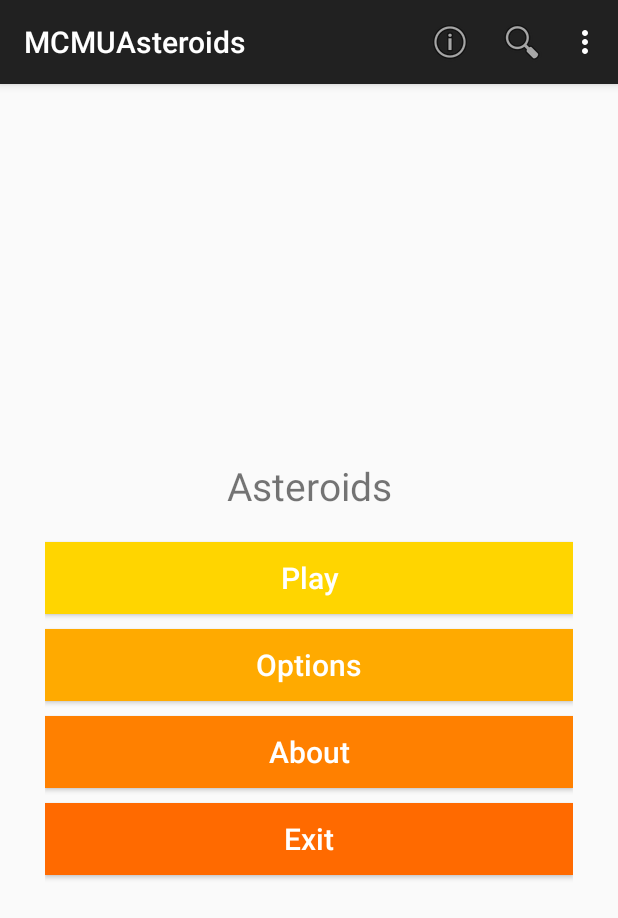
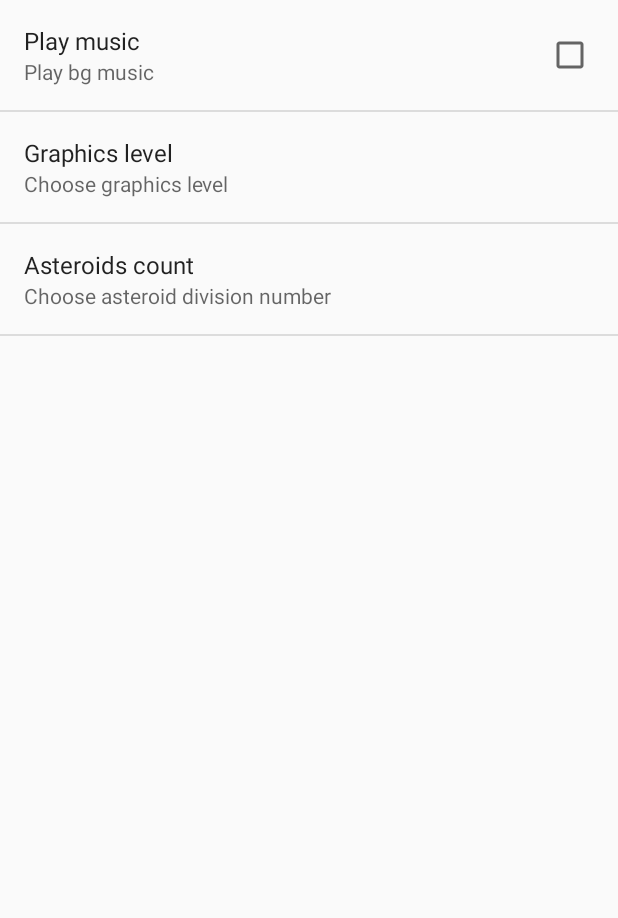
Before and after one commit to JuanIzquierdoDomenech/MCMUAsteroids, an Android app: the screen it shows after launch (MainActivity before the commit, Preferences after it), in the options menu, after a tap on "Settings", on a phone screen of 412 x 824 dp. Shown: the top 918 px of the screen. Run offline under Robolectric (Android 15) with nearby library versions, the phone set to English and light mode, and no system bars.

Commit message:
Add preferences activity.

```diff
--- a/app/src/main/AndroidManifest.xml
+++ b/app/src/main/AndroidManifest.xml
@@ -18,7 +18,11 @@
         </activity>
 
         <activity android:name=".AboutActivity"
-            android:theme="@style/Asteroids.Dialog"></activity>
+            android:theme="@style/Asteroids.Dialog">
+        </activity>
+
+        <activity android:name=".Preferences">
+        </activity>
 
     </application>
 
--- a/app/src/main/java/com/mcmu/juanjesus/mcmuasteroids/MainActivity.java
+++ b/app/src/main/java/com/mcmu/juanjesus/mcmuasteroids/MainActivity.java
@@ -13,6 +13,7 @@ public class MainActivity extends AppCompatActivity {
 
     //region Private Member Variables
     private Button btnLaunchAboutActivity;
+    private Button btnLaunchPreferencesActivity;
     private Button btnExit;
     //endregion
 
@@ -41,6 +42,7 @@ public class MainActivity extends AppCompatActivity {
         //boolean response = false;
         switch(id) {
             case R.id.menu_settings:
+                showPreferencesActivity();
                 break;
             case R.id.menu_about:
                 showAboutActivity();
@@ -84,13 +86,26 @@ public class MainActivity extends AppCompatActivity {
                 finish();
             }
         });
+
+        btnLaunchPreferencesActivity = (Button)findViewById(R.id.btn_asteroids_options);
+        btnLaunchPreferencesActivity.setOnClickListener(new View.OnClickListener() {
+            @Override
+            public void onClick(View v) {
+                showPreferencesActivity();
+            }
+        });
     }
 
     private void showAboutActivity() {
         Intent aboutActivityIntent = new Intent(getApplicationContext(), AboutActivity.class);
         aboutActivityIntent.putExtra("SendIntent", "This is some data :D");
-        //startActivity(aboutActivityIntent);
-        startActivityForResult(aboutActivityIntent, 9999);
+        startActivity(aboutActivityIntent);
+        //startActivityForResult(aboutActivityIntent, 9999);
+    }
+
+    private void showPreferencesActivity() {
+        Intent preferencesActivityIntent = new Intent(getApplicationContext(), Preferences.class);
+        startActivity(preferencesActivityIntent);
     }
     //endregion
 
--- /dev/null
+++ b/app/src/main/java/com/mcmu/juanjesus/mcmuasteroids/Preferences.java
@@ -0,0 +1,15 @@
+package com.mcmu.juanjesus.mcmuasteroids;
+
+
+import android.os.Bundle;
+import android.preference.PreferenceActivity;
+
+public class Preferences extends PreferenceActivity {
+
+    @Override
+    protected void onCreate(Bundle savedInstanceState){
+        super.onCreate(savedInstanceState);
+        addPreferencesFromResource(R.xml.player_preferences);
+    }
+
+}
--- /dev/null
+++ b/app/src/main/res/values/arrays.xml
@@ -0,0 +1,13 @@
+<?xml version="1.0" encoding="utf-8"?>
+<resources>
+    <string-array name="graphicLevels">
+        <item>Vector</item>
+        <item>Bitmap</item>
+        <item>3D</item>
+    </string-array>
+    <string-array name="graphicLevelsValues">
+        <item>0</item>
+        <item>1</item>
+        <item>2</item>
+    </string-array>
+</resources>
--- a/app/src/main/res/values/strings.xml
+++ b/app/src/main/res/values/strings.xml
@@ -16,4 +16,14 @@
     <!-- About activity -->
     <string name="about_text">Information about this app developers team...</string>
 
+    <!-- Main preferences -->
+    <string name="play_music">Play music</string>
+    <string name="play_music_summary">Play bg music</string>
+
+    <string name="graphics_level">Graphics level</string>
+    <string name="graphics_level_summary">Choose graphics level</string>
+
+    <string name="asteroid_fragments">Asteroids count</string>
+    <string name="asteroid_fragments_summary">Choose asteroid division number</string>
+
 </resources>
--- /dev/null
+++ b/app/src/main/res/xml/player_preferences.xml
@@ -0,0 +1,23 @@
+<?xml version="1.0" encoding="utf-8"?>
+<PreferenceScreen xmlns:android="http://schemas.android.com/apk/res/android"
+    android:key="preferences_main">
+
+    <CheckBoxPreference
+        android:key="music"
+        android:title="@string/play_music"
+        android:summary="@string/play_music_summary"/>
+
+    <ListPreference
+        android:key="graphics_level"
+        android:title="@string/graphics_level"
+        android:summary="@string/graphics_level_summary"
+        android:entries="@array/graphicLevels"
+        android:entryValues="@array/graphicLevelsValues"
+        android:defaultValue="1"/>
+
+    <EditTextPreference
+        android:key="asteroid_fragments"
+        android:title="@string/asteroid_fragments"
+        android:summary="@string/asteroid_fragments_summary"
+        android:defaultValue="3"/>
+</PreferenceScreen>
```
Also changed, not shown: 1 other file.
